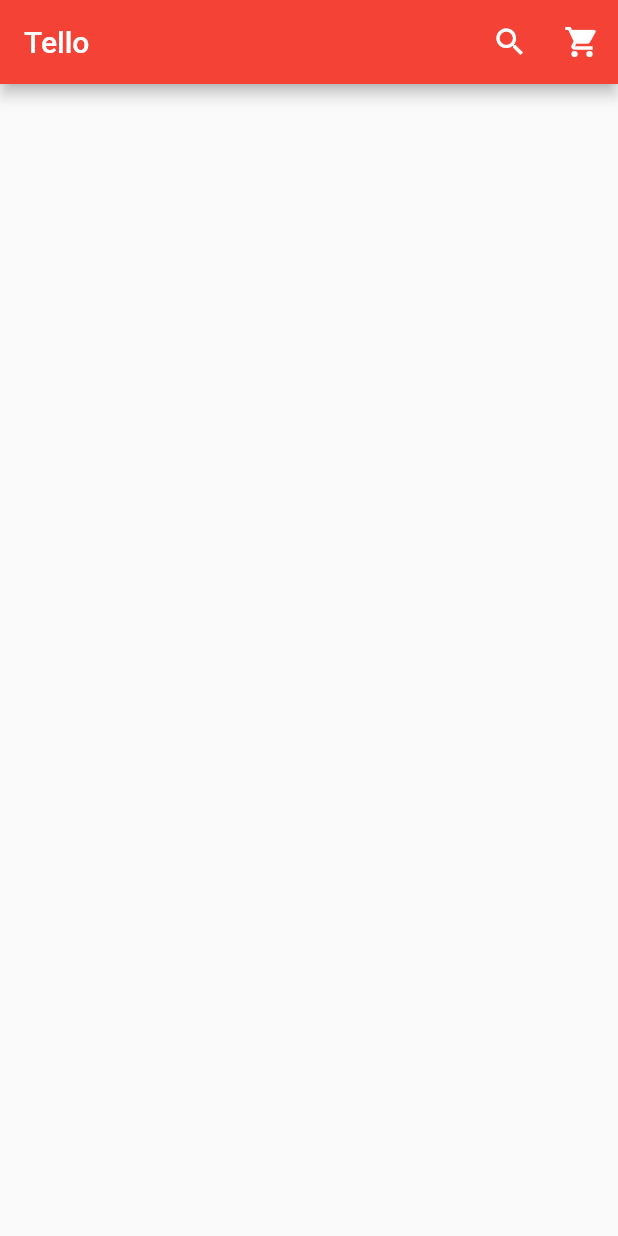
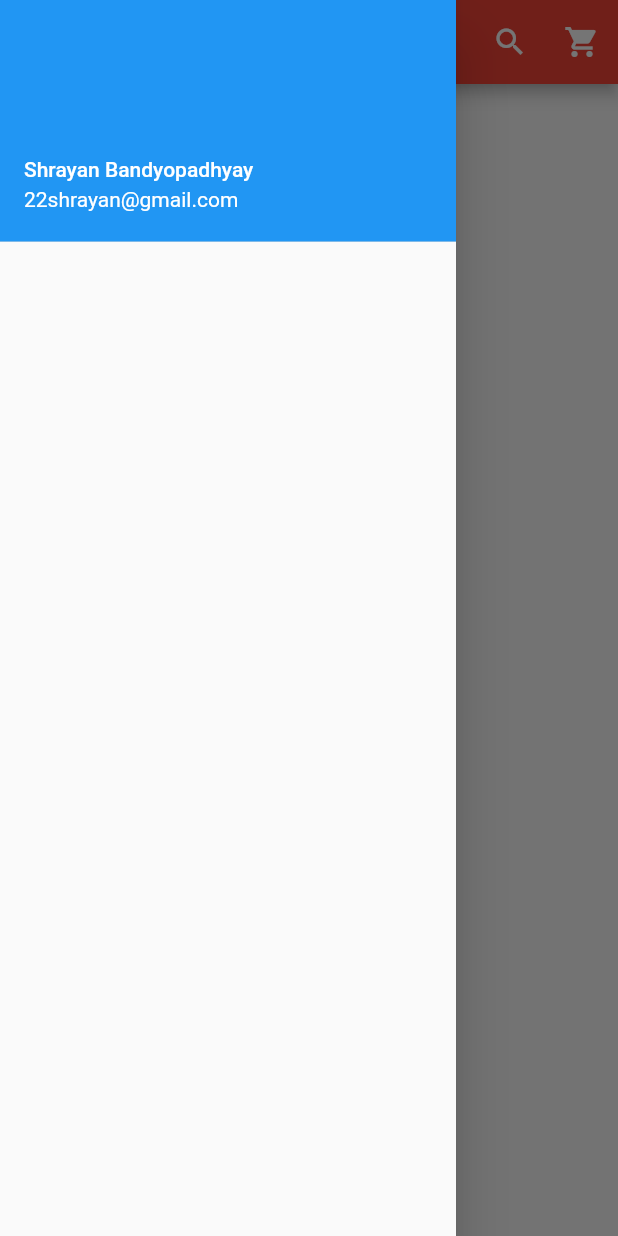
Before and after one commit to mr-shrayan/tello, a Flutter app: the screen it shows after launch, with the side drawer open (before the commit the screen has no drawer), on a phone screen of 412 x 824 dp. Run offline on Flutter 3.47's test engine with Material 2 defaults, Android fonts, the phone set to English and light mode, and no system bars.

Commit message:
Implementation of drawyer and user account drawyer header.

```diff
--- a/lib/main.dart
+++ b/lib/main.dart
@@ -27,6 +27,15 @@ class _HomePageState extends State<HomePage> {
 
         ],
       ),
+
+      drawer: new Drawer(
+        child: new ListView(
+           children: <Widget>[
+           //  header
+             new  UserAccountsDrawerHeader(accountName: Text('Shrayan Bandyopadhyay'), accountEmail: Text('22shrayan@gmail.com'))
+           ],
+        ),
+      ),
     );
   }
 }
```
